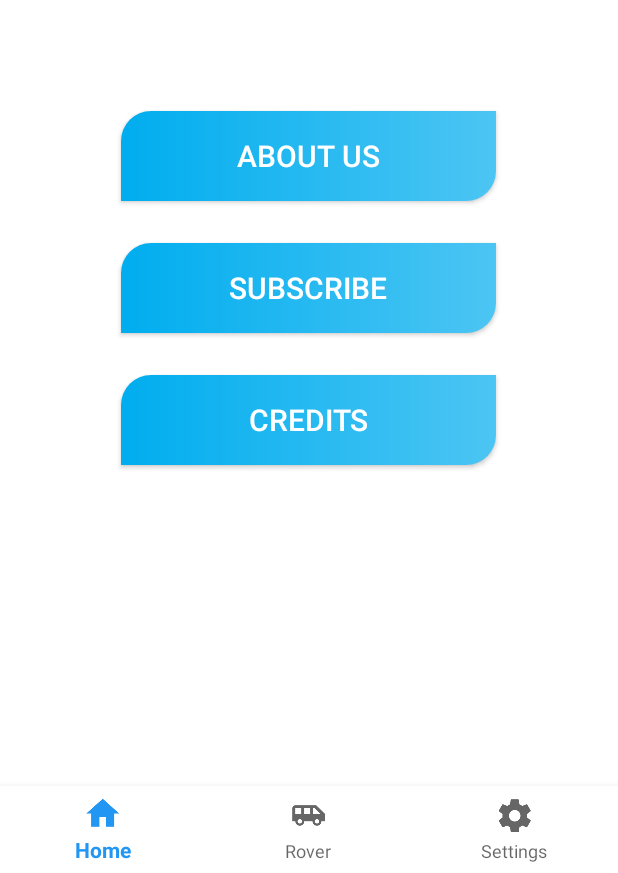
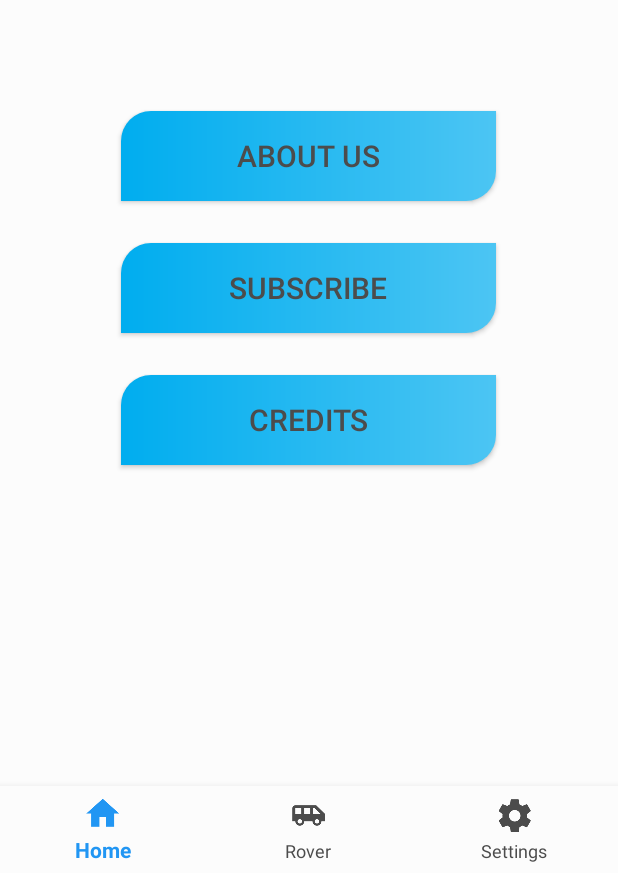
Before and after one commit to ButtiAlJallaf/spacecraftoperations, an Android app: the screen it shows after launch (HomeActivity), on a phone screen of 412 x 824 dp, the part 363-1236 px from its top. Run offline under Robolectric (Android 15) with nearby library versions, the phone set to English and light mode, and no system bars.

Commit message:
Added NightMode to All Pages. Fixed RoverTelemetry Page Design.

```diff
--- a/app/src/main/java/com/example/user/spacecraftoperationsapplication/HomeActivity.java
+++ b/app/src/main/java/com/example/user/spacecraftoperationsapplication/HomeActivity.java
@@ -5,15 +5,24 @@ import android.support.annotation.NonNull;
 import android.support.design.widget.BottomNavigationView;
 import android.support.v7.app.AppCompatActivity;
 import android.os.Bundle;
+import android.support.v7.app.AppCompatDelegate;
 import android.view.MenuItem;
 import android.view.View;
+import android.widget.ImageView;
 
 public class HomeActivity extends AppCompatActivity {
 
+    public ImageView logo;
+
     @Override
     protected void onCreate(Bundle savedInstanceState) {
+
+        nightModeActivate();
+
         super.onCreate(savedInstanceState);
         setContentView(R.layout.activity_home);
+
+        changeLogo();
 
         BottomNavigationView bottomNavigationView = findViewById(R.id.bottom_navigation);
         bottomNavigationView.setSelectedItemId(R.id.action_home);
@@ -64,4 +73,30 @@ public class HomeActivity extends AppCompatActivity {
 
         startActivity(credits);
     }
+
+    public void nightModeActivate()
+    {
+        if(AppCompatDelegate.getDefaultNightMode()==AppCompatDelegate.MODE_NIGHT_YES)
+        {
+            setTheme(R.style.darkTheme);
+        }
+        else setTheme(R.style.AppTheme);
+    }
+
+    public void changeLogo()
+    {
+        logo = (ImageView) findViewById(R.id.logo);
+        logo.setTag(1);
+
+        if(AppCompatDelegate.getDefaultNightMode()== AppCompatDelegate.MODE_NIGHT_YES)
+        {
+            logo.setImageResource(R.drawable.logowhite);
+            logo.setTag(2);
+        }
+        else
+        {
+            logo.setImageResource(R.drawable.logo);
+            logo.setTag(1);
+        }
+    }
 }
--- a/app/src/main/java/com/example/user/spacecraftoperationsapplication/MainActivity.java
+++ b/app/src/main/java/com/example/user/spacecraftoperationsapplication/MainActivity.java
@@ -5,6 +5,7 @@ import android.content.Intent;
 import android.os.CountDownTimer;
 import android.support.v7.app.AppCompatActivity;
 import android.os.Bundle;
+import android.support.v7.app.AppCompatDelegate;
 import android.view.animation.Animation;
 import android.view.animation.AnimationUtils;
 import android.widget.ImageView;
@@ -13,6 +14,13 @@ public class MainActivity extends AppCompatActivity {
 private ImageView logo;
     @Override
     protected void onCreate(Bundle savedInstanceState) {
+
+        if(AppCompatDelegate.getDefaultNightMode()==AppCompatDelegate.MODE_NIGHT_YES)
+        {
+            setTheme(R.style.darkTheme);
+        }
+        else setTheme(R.style.AppTheme);
+
         super.onCreate(savedInstanceState);
         setContentView(R.layout.activity_main);
         logo = (ImageView) findViewById(R.id.logoSplash);
--- /dev/null
+++ b/app/src/main/res/drawable/sub_button_colors.xml
@@ -0,0 +1,5 @@
+<?xml version="1.0" encoding="utf-8"?>
+<selector xmlns:android="http://schemas.android.com/apk/res/android">
+    <item android:state_checked="false" android:drawable="@color/sub_button"  />
+    <item android:state_checked="true" android:drawable="@color/unsub_button"  />
+</selector>
--- a/app/src/main/res/layout/activity_home.xml
+++ b/app/src/main/res/layout/activity_home.xml
@@ -4,7 +4,7 @@
     xmlns:tools="http://schemas.android.com/tools"
     android:layout_width="match_parent"
     android:layout_height="match_parent"
-    android:background="@android:color/background_light"
+    android:background="?attr/backgroundcolor"
     tools:context=".HomeActivity">
 
     <ImageView
@@ -36,7 +36,7 @@
         android:onClick="openAboutUs"
         android:text="About Us"
         android:textAllCaps="true"
-        android:textColor="#FFFFFF"
+        android:textColor="?attr/textcolor"
         android:textSize="20sp"
         app:layout_constraintEnd_toEndOf="parent"
         app:layout_constraintHorizontal_bias="0.498"
@@ -56,7 +56,7 @@
         android:onClick="openSubscribe"
         android:text="Subscribe"
         android:textAllCaps="true"
-        android:textColor="#FFFFFF"
+        android:textColor="?attr/textcolor"
         android:textSize="20sp"
         app:layout_constraintEnd_toEndOf="parent"
         app:layout_constraintHorizontal_bias="0.496"
@@ -76,7 +76,7 @@
         android:onClick="openCredits"
         android:text="Credits"
         android:textAllCaps="true"
-        android:textColor="#FFFFFF"
+        android:textColor="?attr/textcolor"
         android:textSize="20sp"
         app:layout_constraintEnd_toEndOf="parent"
         app:layout_constraintHorizontal_bias="0.496"
@@ -90,7 +90,9 @@
         android:layout_height="58dp"
         android:layout_alignParentBottom="true"
         android:layout_gravity="bottom"
-        app:itemBackground="@color/cardview_light_background"
+        android:background="?attr/nav_backgroundcolor"
+        app:itemIconTint="@drawable/bottom_navigation_colors"
+        app:itemTextColor="@drawable/bottom_navigation_colors"
         app:layout_constraintBottom_toBottomOf="parent"
         app:layout_constraintStart_toStartOf="parent"
         app:menu="@menu/bottom_navigation_menu" />
--- a/app/src/main/res/values/attrs.xml
+++ b/app/src/main/res/values/attrs.xml
@@ -8,5 +8,6 @@
         <attr name="buttoncolor" format="color" />
         <attr name="nav_backgroundcolor" format="color" />
         <attr name="nav_textcolor" format="color" />
+        <attr name="sub_buttoncolor" format="color" />
     </declare-styleable>
 </resources>
--- a/app/src/main/res/values/colors.xml
+++ b/app/src/main/res/values/colors.xml
@@ -4,4 +4,6 @@
     <color name="colorPrimaryDark">#38ACEC</color>
     <color name="colorAccent">#D81B60</color>
     <color name="lightblue">#38ACEC</color>
+    <color name="sub_button">#329932</color>
+    <color name="unsub_button">#b70000</color>
 </resources>
```
Also changed, not shown: app/src/main/java/com/example/user/spacecraftoperationsapplication/AboutUs.java (+35 -0 lines), app/src/main/java/com/example/user/spacecraftoperationsapplication/Credits.java (+35 -0 lines), app/src/main/java/com/example/user/spacecraftoperationsapplication/RoverTelemetry.java (+8 -0 lines), app/src/main/java/com/example/user/spacecraftoperationsapplication/Settings.java (+10 -5 lines), app/src/main/res/layout/activity_about_us.xml (+6 -2 lines), app/src/main/res/layout/activity_credits.xml (+6 -2 lines), app/src/main/res/layout/activity_rover_telemetry.xml (+64 -30 lines).
